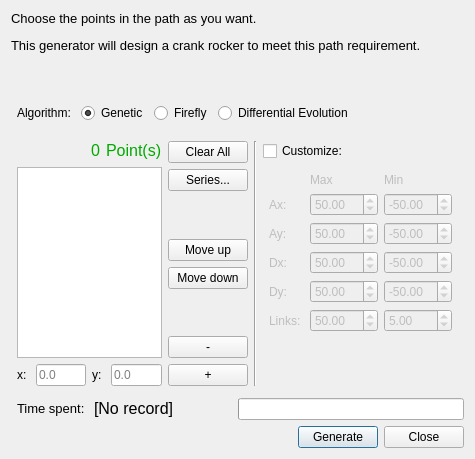
Before: the Qt Designer form core/panel/run_Path_Solving.ui in KmolYuan/Pyslvs-UI, drawn with Qt 5.
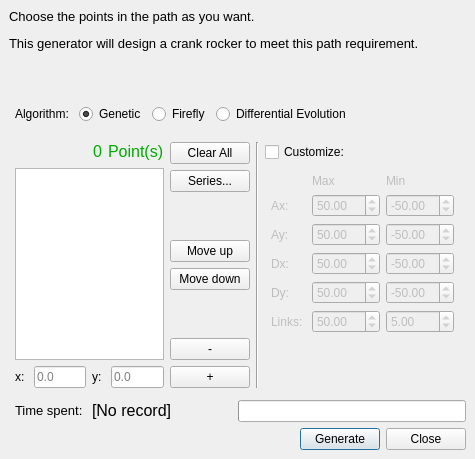
After: the same form once the commit is applied. Icons and pictures are not drawn.

```diff
--- a/core/panel/run_Path_Solving.ui
+++ b/core/panel/run_Path_Solving.ui
@@ -42,6 +42,21 @@
    <bool>false</bool>
   </property>
   <layout class="QVBoxLayout" name="verticalLayout_4">
+   <property name="spacing">
+    <number>6</number>
+   </property>
+   <property name="leftMargin">
+    <number>9</number>
+   </property>
+   <property name="topMargin">
+    <number>9</number>
+   </property>
+   <property name="rightMargin">
+    <number>9</number>
+   </property>
+   <property name="bottomMargin">
+    <number>9</number>
+   </property>
    <item>
     <widget class="QLabel" name="label">
      <property name="text">
```
